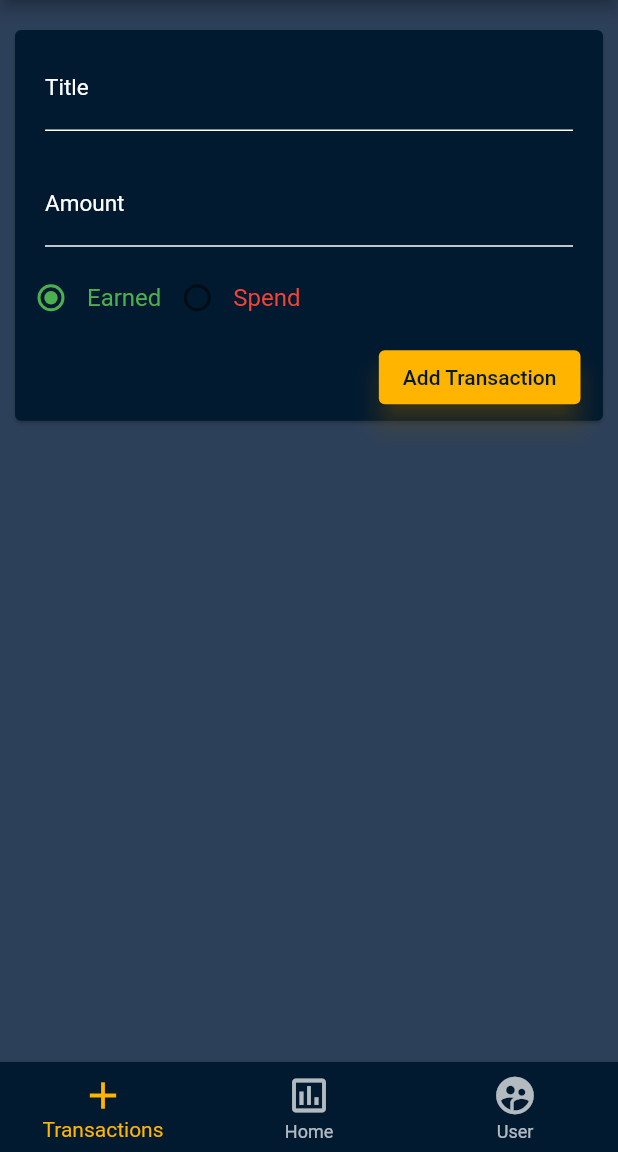
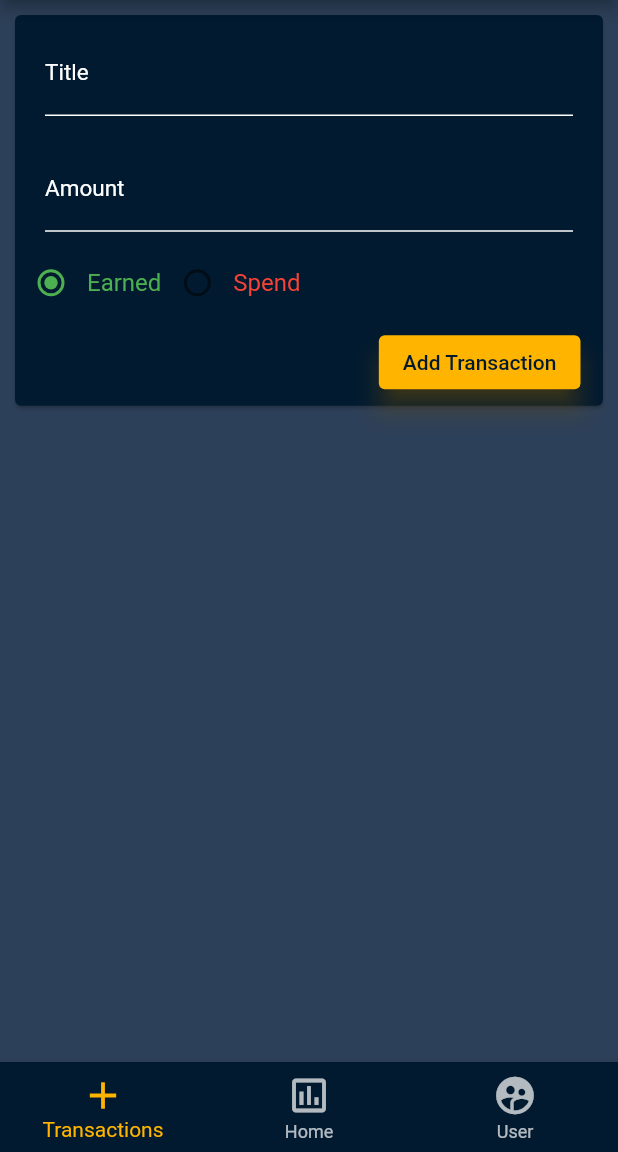
Before and after one commit to billion-yash/Money, a Flutter app: the MainClassWidget screen opened by its route, on a phone screen of 412 x 824 dp, the part 84-1236 px from its top. Run offline on Flutter 3.47's test engine with Material 2 defaults, Android fonts, the light colour scheme and no system bars; our stand-ins replace cloud_firestore, date_format, firebase_auth, firebase_core, flutter_easyloading, flutter_spinkit; missing offline and left inert: cloud_firestore_web, firebase_auth_web, firebase_core_web; accounts and stored records are empty.

Commit message:
delete transaction speciality

```diff
--- a/lib/Widgets/TransactionPage/AddTransaction.dart
+++ b/lib/Widgets/TransactionPage/AddTransaction.dart
@@ -29,12 +29,11 @@ class _AddTransactionState extends State<AddTransaction> {
   Widget build(BuildContext context) {
     return Card(
       color: mColors.primaryDarkColor,
-      margin: EdgeInsets.symmetric(horizontal: 10 , vertical: 20),
+      margin: EdgeInsets.all(10),
       child: Column(
         crossAxisAlignment: CrossAxisAlignment.end,
         children: [
           Container(
-
             margin: EdgeInsets.symmetric(horizontal: 20, vertical: 10),
             child: TextFormField(
               cursorColor: mColors.secondaryColor,
--- a/lib/Widgets/TransactionPage/TransactionList.dart
+++ b/lib/Widgets/TransactionPage/TransactionList.dart
@@ -6,20 +6,20 @@ import 'package:money/Design/mColors.dart';
 import 'TransactionHistoryWidget.dart';
 
 class TransactionList extends StatelessWidget {
-  final CollectionReference transactionList;
-  TransactionList(this.transactionList);
+  final CollectionReference collectionReference;
+  TransactionList(this.collectionReference);
   @override
   Widget build(BuildContext context) {
     return Container(
-      height: 380,
+      height: MediaQuery.of(context).size.width*0.95,
       child: StreamBuilder<QuerySnapshot>(
-          stream: transactionList.snapshots(),
+          stream: collectionReference.snapshots(),
           builder: (context, snapshot) {
             if (snapshot.hasData) {
               final List<DocumentSnapshot> documents = snapshot.data.docs;
               return ListView(
                   children: documents
-                      .map((doc) => TransactionWidget(doc))
+                      .map((doc) => TransactionWidget(doc , collectionReference))
                       .toList());
             } else if (snapshot.hasError) {
               return Text("It's Error!");
```
Also changed, not shown: lib/Widgets/TransactionPage/TransactionHistoryWidget.dart (+24 -4 lines).
